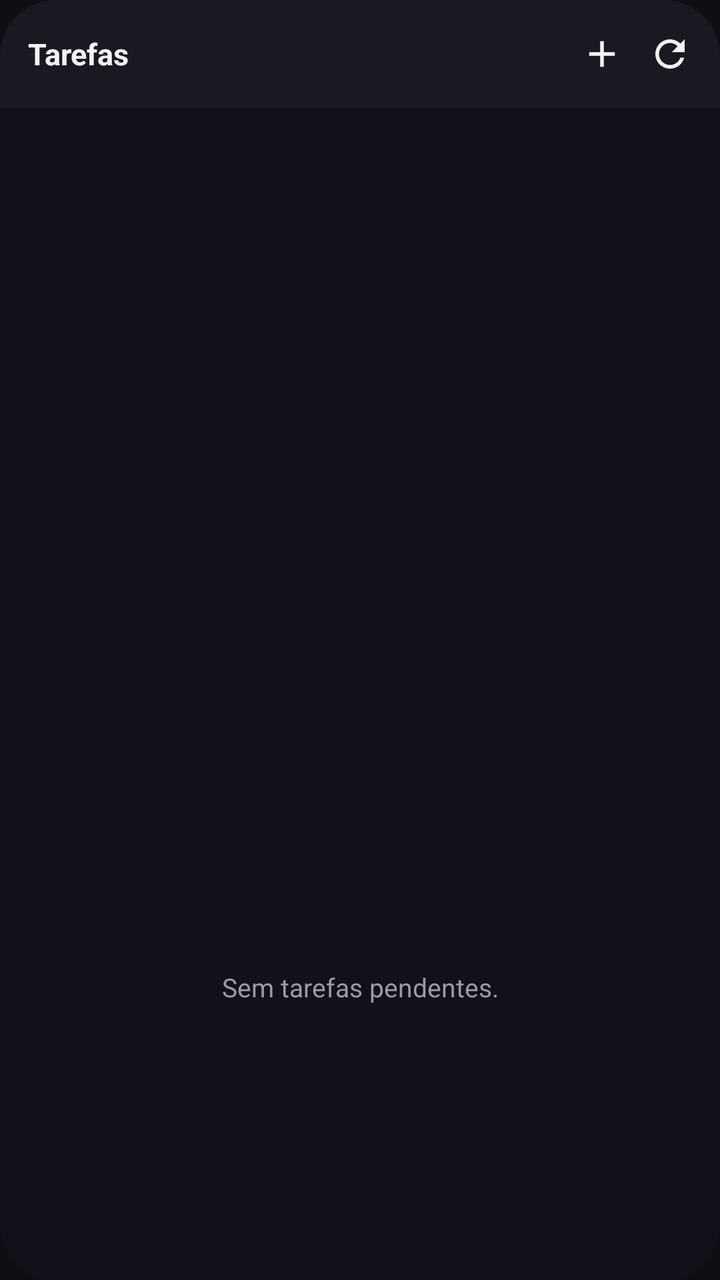
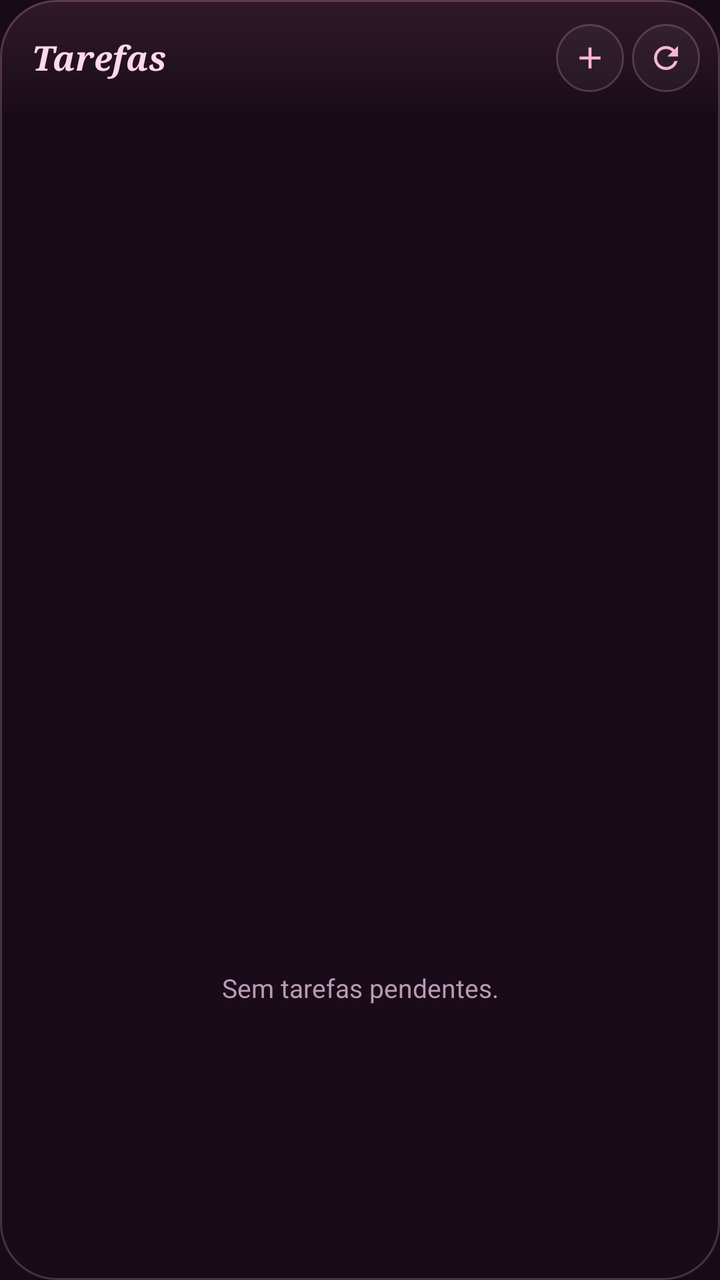

Screens rendered from an Android XML layout before and after an edit, with the pre-edit source and the edit as a unified diff.
<!-- AndroidManifest.xml: application theme Theme.CardTarefas -->
<!-- res/layout/widget_tarefas.xml -->
<?xml version="1.0" encoding="utf-8"?>
<LinearLayout xmlns:android="http://schemas.android.com/apk/res/android"
    android:layout_width="match_parent"
    android:layout_height="match_parent"
    android:orientation="vertical"
    android:background="@drawable/widget_bg">

    <LinearLayout
        android:layout_width="match_parent"
        android:layout_height="wrap_content"
        android:orientation="horizontal"
        android:gravity="center_vertical"
        android:background="@drawable/widget_header_bg"
        android:paddingStart="14dp"
        android:paddingEnd="8dp"
        android:paddingTop="10dp"
        android:paddingBottom="10dp">

        <TextView
            android:id="@+id/widget_titulo"
            android:layout_width="0dp"
            android:layout_height="wrap_content"
            android:layout_weight="1"
            android:text="Tarefas"
            android:textColor="@color/txt"
            android:textStyle="bold"
            android:textSize="15sp"
            android:maxLines="1"
            android:ellipsize="end" />

        <ImageView
            android:id="@+id/widget_transito"
            android:layout_width="34dp"
            android:layout_height="34dp"
            android:padding="6dp"
            android:src="@drawable/ic_transito"
            android:contentDescription="Itens em transito"
            android:visibility="gone" />


        <ImageView
            android:id="@+id/widget_add"
            android:layout_width="34dp"
            android:layout_height="34dp"
            android:padding="6dp"
            android:src="@drawable/ic_add"
            android:contentDescription="Abrir app" />

        <ImageView
            android:id="@+id/widget_refresh"
            android:layout_width="34dp"
            android:layout_height="34dp"
            android:padding="6dp"
            android:src="@drawable/ic_refresh"
            android:contentDescription="Atualizar" />
    </LinearLayout>

    <ListView
        android:id="@+id/widget_lista"
        android:layout_width="match_parent"
        android:layout_height="0dp"
        android:layout_weight="1"
        android:divider="@null"
        android:dividerHeight="0dp"
        android:paddingStart="8dp"
        android:paddingEnd="8dp"
        android:paddingTop="6dp"
        android:paddingBottom="6dp" />

    <TextView
        android:id="@+id/widget_vazio"
        android:layout_width="match_parent"
        android:layout_height="0dp"
        android:layout_weight="1"
        android:gravity="center"
        android:padding="16dp"
        android:text="Sem tarefas pendentes."
        android:textColor="@color/dim"
        android:textSize="13sp" />
</LinearLayout>
<!-- resources referenced by this layout -->
<resources>
  <color name="dim">#9B9BA4</color>
  <color name="txt">#F3F3F6</color>
  <!-- drawable ic_add (drawable) -->
  <vector xmlns:android="http://schemas.android.com/apk/res/android"
      android:width="24dp" android:height="24dp"
      android:viewportWidth="24" android:viewportHeight="24"
      android:tint="@color/txt">
      <path android:fillColor="#FFFFFF"
          android:pathData="M19,13h-6v6h-2v-6H5v-2h6V5h2v6h6v2z"/>
  </vector>
  <!-- drawable ic_refresh (drawable) -->
  <vector xmlns:android="http://schemas.android.com/apk/res/android"
      android:width="24dp" android:height="24dp"
      android:viewportWidth="24" android:viewportHeight="24"
      android:tint="@color/txt">
      <path android:fillColor="#FFFFFF"
          android:pathData="M17.65,6.35C16.2,4.9 14.21,4 12,4c-4.42,0 -7.99,3.58 -7.99,8s3.57,8 7.99,8c3.73,0 6.84,-2.55 7.73,-6h-2.08c-0.82,2.33 -3.04,4 -5.65,4 -3.31,0 -6,-2.69 -6,-6s2.69,-6 6,-6c1.66,0 3.14,0.69 4.22,1.78L13,11h7V4l-2.35,2.35z"/>
  </vector>
  <!-- drawable ic_transito (drawable) -->
  <vector xmlns:android="http://schemas.android.com/apk/res/android"
      android:width="24dp" android:height="24dp"
      android:viewportWidth="24" android:viewportHeight="24"
      android:tint="@color/accent">
      <path android:fillColor="#FFFFFF"
          android:pathData="M6,2v6h0.01L6,8.01 10,12l-4,4 0.01,0.01H6V22h12v-5.99h-0.01L18,16l-4,-4 4,-3.99 -0.01,-0.01H18V2H6zM16,16.5V20H8v-3.5l4,-4 4,4zM12,11.5l-4,-4V4h8v3.5l-4,4z"/>
  </vector>
  <!-- drawable widget_bg (drawable) -->
  <shape xmlns:android="http://schemas.android.com/apk/res/android" android:shape="rectangle">
      <solid android:color="#D912121A"/>
      <corners android:radius="28dp"/>
  </shape>
  <!-- drawable widget_header_bg (drawable) -->
  <shape xmlns:android="http://schemas.android.com/apk/res/android" android:shape="rectangle">
      <solid android:color="#F01A1A22"/>
      <corners android:topLeftRadius="28dp" android:topRightRadius="28dp"/>
  </shape>
  <style name="Theme.CardTarefas" parent="Theme.AppCompat.NoActionBar">
          <item name="colorPrimary">@color/accent</item>
          <item name="colorPrimaryDark">@color/bg_bar</item>
          <item name="colorAccent">@color/accent</item>
          <item name="android:windowBackground">@color/bg</item>
          <item name="android:statusBarColor">@color/bg</item>
          <item name="android:navigationBarColor">@color/bg</item>
          <item name="android:textColorPrimary">@color/txt</item>
          <item name="android:textColorHint">@color/dim</item>
          <item name="alertDialogTheme">@style/DlgTheme</item>
      </style>
  <color name="accent">#8AB4FA</color>
  <color name="bg_bar">#17171C</color>
  <color name="bg">#0F0F13</color>
  <style name="DlgTheme" parent="Theme.AppCompat.Dialog.Alert">
          <item name="android:windowBackground">@drawable/dialog_bg</item>
          <item name="colorAccent">@color/accent</item>
          <item name="android:textColorPrimary">@color/txt</item>
          <item name="android:textColorHint">@color/dim</item>
      </style>
  <!-- drawable dialog_bg (drawable) -->
  <shape xmlns:android="http://schemas.android.com/apk/res/android" android:shape="rectangle">
      <solid android:color="#1C1C23"/>
      <corners android:radius="26dp"/>
  </shape>
</resources>

<!-- the commit's change to res/layout/widget_tarefas.xml (unified diff, before → after) -->
@@ -11,9 +11,9 @@
         android:orientation="horizontal"
         android:gravity="center_vertical"
         android:background="@drawable/widget_header_bg"
-        android:paddingStart="14dp"
-        android:paddingEnd="8dp"
-        android:paddingTop="10dp"
+        android:paddingStart="16dp"
+        android:paddingEnd="10dp"
+        android:paddingTop="12dp"
         android:paddingBottom="10dp">
 
         <TextView
@@ -22,9 +22,10 @@
             android:layout_height="wrap_content"
             android:layout_weight="1"
             android:text="Tarefas"
-            android:textColor="@color/txt"
-            android:textStyle="bold"
-            android:textSize="15sp"
+            android:textColor="@color/titulo"
+            android:fontFamily="serif"
+            android:textStyle="bold|italic"
+            android:textSize="17sp"
             android:maxLines="1"
             android:ellipsize="end" />
 
@@ -42,7 +43,9 @@
             android:id="@+id/widget_add"
             android:layout_width="34dp"
             android:layout_height="34dp"
-            android:padding="6dp"
+            android:padding="8dp"
+            android:layout_marginStart="4dp"
+            android:background="@drawable/wbtn_bg"
             android:src="@drawable/ic_add"
             android:contentDescription="Abrir app" />
 
@@ -50,7 +53,9 @@
             android:id="@+id/widget_refresh"
             android:layout_width="34dp"
             android:layout_height="34dp"
-            android:padding="6dp"
+            android:padding="8dp"
+            android:layout_marginStart="4dp"
+            android:background="@drawable/wbtn_bg"
             android:src="@drawable/ic_refresh"
             android:contentDescription="Atualizar" />
     </LinearLayout>
@@ -62,9 +67,9 @@
         android:layout_weight="1"
         android:divider="@null"
         android:dividerHeight="0dp"
-        android:paddingStart="8dp"
-        android:paddingEnd="8dp"
-        android:paddingTop="6dp"
+        android:paddingStart="10dp"
+        android:paddingEnd="10dp"
+        android:paddingTop="4dp"
         android:paddingBottom="6dp" />
 
     <TextView
<!-- resource entries referenced after the edit -->
@@ -1,12 +1,13 @@
 <!-- resources referenced by this layout -->
 <resources>
-  <color name="dim">#9B9BA4</color>
-  <color name="txt">#F3F3F6</color>
+  <color name="dim">#B99BB4</color>
+  <color name="titulo">#FFD9EA</color>
+  <color name="txt">#FBEEF6</color>
   <!-- drawable ic_add (drawable) -->
   <vector xmlns:android="http://schemas.android.com/apk/res/android"
       android:width="24dp" android:height="24dp"
       android:viewportWidth="24" android:viewportHeight="24"
-      android:tint="@color/txt">
+      android:tint="@color/blush">
       <path android:fillColor="#FFFFFF"
           android:pathData="M19,13h-6v6h-2v-6H5v-2h6V5h2v6h6v2z"/>
   </vector>
@@ -14,7 +15,7 @@
   <vector xmlns:android="http://schemas.android.com/apk/res/android"
       android:width="24dp" android:height="24dp"
       android:viewportWidth="24" android:viewportHeight="24"
-      android:tint="@color/txt">
+      android:tint="@color/blush">
       <path android:fillColor="#FFFFFF"
           android:pathData="M17.65,6.35C16.2,4.9 14.21,4 12,4c-4.42,0 -7.99,3.58 -7.99,8s3.57,8 7.99,8c3.73,0 6.84,-2.55 7.73,-6h-2.08c-0.82,2.33 -3.04,4 -5.65,4 -3.31,0 -6,-2.69 -6,-6s2.69,-6 6,-6c1.66,0 3.14,0.69 4.22,1.78L13,11h7V4l-2.35,2.35z"/>
   </vector>
@@ -26,14 +27,21 @@
       <path android:fillColor="#FFFFFF"
           android:pathData="M6,2v6h0.01L6,8.01 10,12l-4,4 0.01,0.01H6V22h12v-5.99h-0.01L18,16l-4,-4 4,-3.99 -0.01,-0.01H18V2H6zM16,16.5V20H8v-3.5l4,-4 4,4zM12,11.5l-4,-4V4h8v3.5l-4,4z"/>
   </vector>
+  <!-- drawable wbtn_bg (drawable) -->
+  <shape xmlns:android="http://schemas.android.com/apk/res/android" android:shape="rectangle">
+      <solid android:color="#0AFFFFFF"/>
+      <stroke android:width="1dp" android:color="#38F7B6D2"/>
+      <corners android:radius="999dp"/>
+  </shape>
   <!-- drawable widget_bg (drawable) -->
   <shape xmlns:android="http://schemas.android.com/apk/res/android" android:shape="rectangle">
-      <solid android:color="#D912121A"/>
+      <solid android:color="#E61A0D19"/>
+      <stroke android:width="1dp" android:color="#38F7B6D2"/>
       <corners android:radius="28dp"/>
   </shape>
   <!-- drawable widget_header_bg (drawable) -->
   <shape xmlns:android="http://schemas.android.com/apk/res/android" android:shape="rectangle">
-      <solid android:color="#F01A1A22"/>
+      <gradient android:startColor="#1AFF86BD" android:endColor="#00FF86BD" android:angle="270"/>
       <corners android:topLeftRadius="28dp" android:topRightRadius="28dp"/>
   </shape>
   <style name="Theme.CardTarefas" parent="Theme.AppCompat.NoActionBar">
@@ -47,9 +55,10 @@
           <item name="android:textColorHint">@color/dim</item>
           <item name="alertDialogTheme">@style/DlgTheme</item>
       </style>
-  <color name="accent">#8AB4FA</color>
-  <color name="bg_bar">#17171C</color>
-  <color name="bg">#0F0F13</color>
+  <color name="blush">#F7B6D2</color>
+  <color name="accent">#FF86BD</color>
+  <color name="bg_bar">#1D0F1C</color>
+  <color name="bg">#170C16</color>
   <style name="DlgTheme" parent="Theme.AppCompat.Dialog.Alert">
           <item name="android:windowBackground">@drawable/dialog_bg</item>
           <item name="colorAccent">@color/accent</item>
@@ -58,7 +67,8 @@
       </style>
   <!-- drawable dialog_bg (drawable) -->
   <shape xmlns:android="http://schemas.android.com/apk/res/android" android:shape="rectangle">
-      <solid android:color="#1C1C23"/>
+      <solid android:color="#211321"/>
+      <stroke android:width="1dp" android:color="#4A2C4A"/>
       <corners android:radius="26dp"/>
   </shape>
 </resources>
